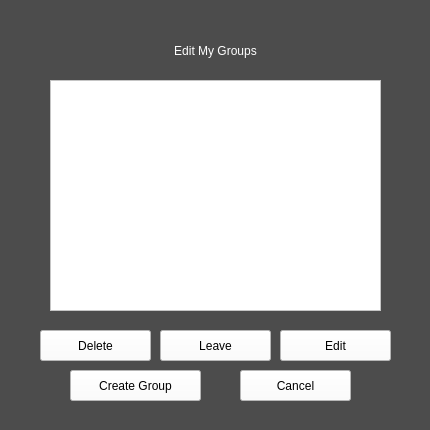
This is manage_groups.ui in allenh1/timefuse-client as Qt 5 draws it before an edit. The edited form follows.
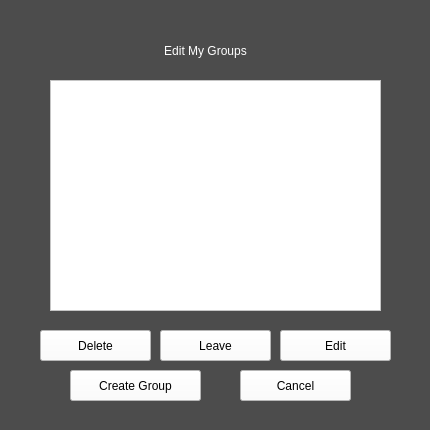
This is the edited form.

What changed in the file:
```diff
--- a/manage_groups.ui
+++ b/manage_groups.ui
@@ -20,9 +20,9 @@
   <widget class="QLabel" name="title">
    <property name="geometry">
     <rect>
-     <x>130</x>
+     <x>80</x>
      <y>30</y>
-     <width>171</width>
+     <width>251</width>
      <height>41</height>
     </rect>
    </property>
```
